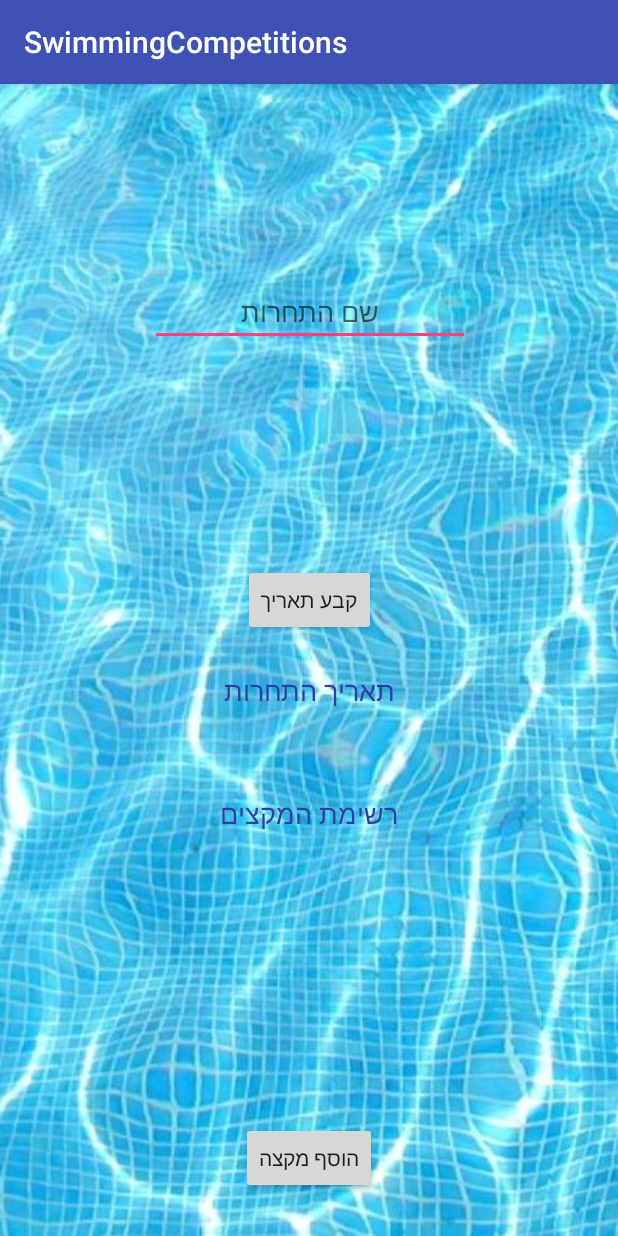
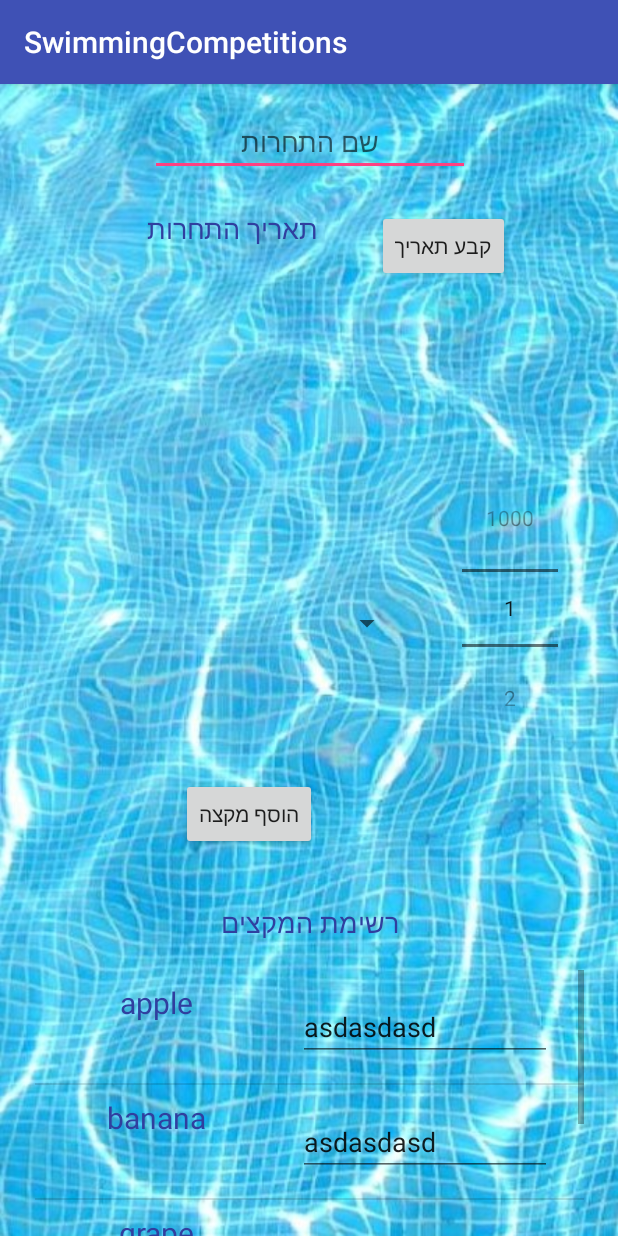
Before and after one commit to amirl1086/SwimmingCompetitions, an Android app: the CreateNewCompetitionActivity screen opened directly, with no data from a screen before it, on a phone screen of 412 x 824 dp. Run offline under Robolectric (Android 15) with nearby library versions, the phone set to English and light mode, and no system bars.

Commit message:
worked on new competition activity

```diff
--- a/android/app/src/main/java/com/app/swimmingcompetitions/swimmingcompetitions/CreateNewCompetitionActivity.java
+++ b/android/app/src/main/java/com/app/swimmingcompetitions/swimmingcompetitions/CreateNewCompetitionActivity.java
@@ -6,16 +6,25 @@ import android.content.Intent;
 import android.support.v7.app.AppCompatActivity;
 import android.os.Bundle;
 import android.view.View;
+import android.widget.ArrayAdapter;
 import android.widget.DatePicker;
+import android.widget.ListView;
+import android.widget.NumberPicker;
 import android.widget.TextView;
 
+import java.util.ArrayList;
+import java.util.Arrays;
 import java.util.Calendar;
 
 public class CreateNewCompetitionActivity extends AppCompatActivity {
 
+    private ArrayList<String> iterations;
+    private ArrayAdapter listAdapter;
+
     private Calendar calendar;
     private TextView dateView;
     private int year, month, day;
+    private NumberPicker numberPicker;
 
     @Override
     protected void onCreate(Bundle savedInstanceState) {
@@ -23,6 +32,19 @@ public class CreateNewCompetitionActivity extends AppCompatActivity {
         setContentView(R.layout.activity_create_new_competition);
 
         dateView = (TextView) findViewById(R.id.competition_date);
+
+        numberPicker = findViewById(R.id.meters_picker);
+        numberPicker.setMinValue(1);
+        numberPicker.setMaxValue(1000);
+
+        ListView listView = (ListView) findViewById(R.id.iterations_list) ;
+        String[] items = {"apple", "banana", "grape", "avielIsGay"};
+
+        iterations = new ArrayList<String>(Arrays.asList(items));
+        listAdapter = new ArrayAdapter<String>(this, R.layout.iteration_list_item, R.id.iteration_item, items);
+        listView.setAdapter(listAdapter);
+
+        //ArrayAdapter adapter = new ArrayAdapter<String>(this, an)
     }
 
     public void setDate(View view) {
@@ -52,4 +74,12 @@ public class CreateNewCompetitionActivity extends AppCompatActivity {
         Intent intent = new Intent(this, NewIterationActivity.class);
         startActivity(intent);
     }
+
+    public class Competition {
+
+    }
+
+    public class Iteration {
+
+    }
 }
--- a/android/app/src/main/java/com/app/swimmingcompetitions/swimmingcompetitions/RegisterActivity.java
+++ b/android/app/src/main/java/com/app/swimmingcompetitions/swimmingcompetitions/RegisterActivity.java
@@ -96,7 +96,6 @@ public class RegisterActivity extends AppCompatActivity implements AsyncResponse
             registerData.put("gender", genderText);
             registerData.put("birthDate", birthDateText);
             registerData.put("type", registerType);
-
         }
         catch(JSONException e) {
             showToast("RegisterActivity, createFirebaseUser: Error creating JSONObject");
--- a/android/app/src/main/res/layout/activity_create_new_competition.xml
+++ b/android/app/src/main/res/layout/activity_create_new_competition.xml
@@ -12,48 +12,60 @@
         android:id="@+id/competition_name"
         android:layout_width="wrap_content"
         android:layout_height="wrap_content"
-        android:layout_marginBottom="8dp"
         android:layout_marginEnd="32dp"
         android:layout_marginStart="32dp"
-        android:layout_marginTop="8dp"
+        android:layout_marginTop="16dp"
         android:ems="10"
         android:hint="@string/competition_name"
         android:inputType="textPersonName"
         android:textAlignment="center"
-        app:layout_constraintBottom_toTopOf="@+id/set_date_btn"
         app:layout_constraintEnd_toEndOf="parent"
         app:layout_constraintHorizontal_bias="0.504"
         app:layout_constraintStart_toStartOf="parent"
-        app:layout_constraintTop_toTopOf="parent"
-        app:layout_constraintVertical_bias="0.47" />
+        app:layout_constraintTop_toTopOf="parent" />
 
     <Button
         android:id="@+id/set_date_btn"
         android:layout_width="wrap_content"
         android:layout_height="wrap_content"
-        android:layout_marginBottom="24dp"
-        android:layout_marginEnd="8dp"
-        android:layout_marginStart="8dp"
+        android:layout_marginEnd="72dp"
+        android:layout_marginTop="84dp"
         android:onClick="setDate"
         android:text="@string/set_date"
-        app:layout_constraintBottom_toTopOf="@+id/competition_date"
         app:layout_constraintEnd_toEndOf="parent"
-        app:layout_constraintStart_toStartOf="parent" />
+        app:layout_constraintTop_toTopOf="parent"
+        android:layout_marginRight="72dp" />
 
     <TextView
         android:id="@+id/competition_date"
-        android:layout_width="116dp"
-        android:layout_height="38dp"
-        android:layout_marginBottom="44dp"
-        android:layout_marginEnd="48dp"
-        android:layout_marginStart="48dp"
-        app:layout_constraintBottom_toTopOf="@+id/textView2"
-        app:layout_constraintEnd_toEndOf="parent"
+        android:layout_width="129dp"
+        android:layout_height="48dp"
+        android:layout_marginEnd="8dp"
+        android:layout_marginStart="52dp"
+        android:layout_marginTop="84dp"
+        android:hint="@string/date_of_competition"
         android:textAlignment="center"
         android:textColorHint="@color/colorPrimaryDark"
         android:textSize="18sp"
-        android:hint="@string/date_of_competition"
-        app:layout_constraintStart_toStartOf="parent" />
+        app:layout_constraintEnd_toStartOf="@+id/set_date_btn"
+        app:layout_constraintHorizontal_bias="0.611"
+        app:layout_constraintStart_toStartOf="parent"
+        app:layout_constraintTop_toTopOf="parent"
+        android:layout_marginRight="8dp"
+        android:layout_marginLeft="52dp" />
+
+    <NumberPicker
+        android:id="@+id/meters_picker"
+        android:layout_width="wrap_content"
+        android:layout_height="wrap_content"
+        android:layout_marginBottom="272dp"
+        android:layout_marginEnd="40dp"
+        android:layout_marginTop="64dp"
+        app:layout_constraintBottom_toBottomOf="parent"
+        app:layout_constraintEnd_toEndOf="parent"
+        app:layout_constraintTop_toBottomOf="@+id/set_date_btn"
+        app:layout_constraintVertical_bias="0.526"
+        android:layout_marginRight="40dp" />
 
     <TextView
         android:id="@+id/textView2"
@@ -62,22 +74,22 @@
         android:layout_marginBottom="8dp"
         android:layout_marginEnd="8dp"
         android:layout_marginStart="8dp"
+        android:text="@string/iteration_list"
         android:textAlignment="center"
         android:textColor="@color/colorPrimaryDark"
         android:textSize="18sp"
-        android:text="@string/iteration_list"
         app:layout_constraintBottom_toTopOf="@+id/iterations_list"
         app:layout_constraintEnd_toEndOf="parent"
+        app:layout_constraintHorizontal_bias="0.502"
         app:layout_constraintStart_toStartOf="parent" />
 
     <ListView
         android:id="@+id/iterations_list"
-        android:layout_width="339dp"
-        android:layout_height="166dp"
-        android:layout_marginBottom="8dp"
+        android:layout_width="366dp"
+        android:layout_height="177dp"
         android:layout_marginEnd="8dp"
         android:layout_marginStart="8dp"
-        app:layout_constraintBottom_toTopOf="@+id/add_iteration_btn"
+        app:layout_constraintBottom_toBottomOf="parent"
         app:layout_constraintEnd_toEndOf="parent"
         app:layout_constraintStart_toStartOf="parent" />
 
@@ -85,14 +97,34 @@
         android:id="@+id/add_iteration_btn"
         android:layout_width="wrap_content"
         android:layout_height="wrap_content"
-        android:layout_marginBottom="28dp"
+        android:layout_marginBottom="36dp"
         android:layout_marginEnd="8dp"
-        android:layout_marginStart="8dp"
+        android:layout_marginStart="32dp"
+        android:onClick="openNewIterationActivity"
         android:text="@string/add_iterations"
-        app:layout_constraintBottom_toBottomOf="parent"
+        app:layout_constraintBottom_toTopOf="@+id/textView2"
         app:layout_constraintEnd_toEndOf="parent"
-        app:layout_constraintHorizontal_bias="0.501"
+        app:layout_constraintHorizontal_bias="0.316"
         app:layout_constraintStart_toStartOf="parent"
-        android:onClick="openNewIterationActivity"/>
+        android:layout_marginRight="8dp"
+        android:layout_marginLeft="32dp" />
+
+    <Spinner
+        android:id="@+id/spinner"
+        android:layout_width="200dp"
+        android:layout_height="wrap_content"
+        android:layout_marginBottom="24dp"
+        android:layout_marginEnd="8dp"
+        android:layout_marginStart="32dp"
+        android:layout_marginTop="8dp"
+        app:layout_constraintBottom_toTopOf="@+id/add_iteration_btn"
+        app:layout_constraintEnd_toStartOf="@+id/meters_picker"
+        app:layout_constraintHorizontal_bias="0.538"
+        app:layout_constraintStart_toStartOf="parent"
+        app:layout_constraintTop_toBottomOf="@+id/competition_date"
+        app:layout_constraintVertical_bias="0.755"
+        android:layout_marginRight="8dp"
+        android:layout_marginLeft="32dp" />
+
 
 </android.support.constraint.ConstraintLayout>
--- /dev/null
+++ b/android/app/src/main/res/layout/iteration_list_item.xml
@@ -0,0 +1,44 @@
+<?xml version="1.0" encoding="utf-8"?>
+<android.support.constraint.ConstraintLayout
+    xmlns:android="http://schemas.android.com/apk/res/android"
+    xmlns:app="http://schemas.android.com/apk/res-auto"
+    xmlns:tools="http://schemas.android.com/tools"
+    android:layout_width="match_parent"
+    android:layout_height="match_parent"
+    tools:context="com.app.swimmingcompetitions.swimmingcompetitions.CreateNewCompetitionActivity"
+    android:background="@android:color/transparent"
+    android:cacheColorHint="@android:color/transparent">
+
+
+    <TextView
+        android:id="@+id/iteration_item"
+        android:layout_width="146dp"
+        android:layout_height="59dp"
+        android:layout_marginBottom="8dp"
+        android:layout_marginStart="8dp"
+        android:layout_marginTop="8dp"
+        android:textAlignment="center"
+        android:textColor="@color/colorPrimaryDark"
+        android:textSize="20sp"
+        app:layout_constraintBottom_toBottomOf="parent"
+        app:layout_constraintStart_toStartOf="parent"
+        app:layout_constraintTop_toTopOf="parent"
+        android:layout_marginLeft="8dp" />
+
+    <EditText
+        android:id="@+id/editText2"
+        android:layout_width="169dp"
+        android:layout_height="wrap_content"
+        android:layout_marginBottom="8dp"
+        android:layout_marginEnd="8dp"
+        android:layout_marginStart="8dp"
+        android:layout_marginTop="8dp"
+        android:ems="10"
+        android:inputType="textPersonName"
+        android:text="asdasdasd"
+        app:layout_constraintBottom_toBottomOf="parent"
+        app:layout_constraintEnd_toEndOf="parent"
+        app:layout_constraintStart_toEndOf="@+id/iteration_item"
+        app:layout_constraintTop_toTopOf="parent" />
+
+</android.support.constraint.ConstraintLayout>
--- a/android/app/src/main/res/values/strings.xml
+++ b/android/app/src/main/res/values/strings.xml
@@ -13,7 +13,7 @@
     <string name="title_activity_register">RegisterActivity</string>
     <string name="log_in_log_in_text">הכנס</string>
 
-    <string name="fb_project_id">firebase-swimmingcompetitions</string>
+    <string name="firebase_db_url">firebase-swimmingcompetitions</string>
     <string name="log_in_register">הרשם</string>
 
     <string name="register_welcome">ברוך הבא למסך ההרשמה לאפליקציה לתחרויות שחייה</string>
@@ -26,7 +26,6 @@
     <string name="register_i_am_student_btn">אני חניך</string>
 
     <string name="server_url">https://us-central1-firebase_db_url.cloudfunctions.net</string>
-    <string name="firebase_db_url">firebase-swimmingcompetitions</string>
     <string name="register_birth_date">בחר תאריך לידה</string>
     <string name="register_password_confirmation">אימות סיסמא</string>
     <string name="register_token">מפתח מוצר</string>
```
Also changed, not shown: 4 other files.
